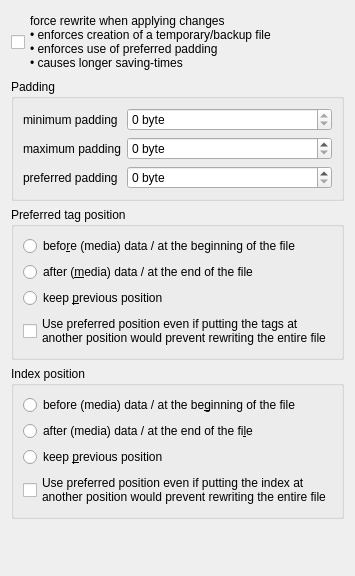
Martchus/tageditor, file gui/filelayout.ui: the form before one commit.
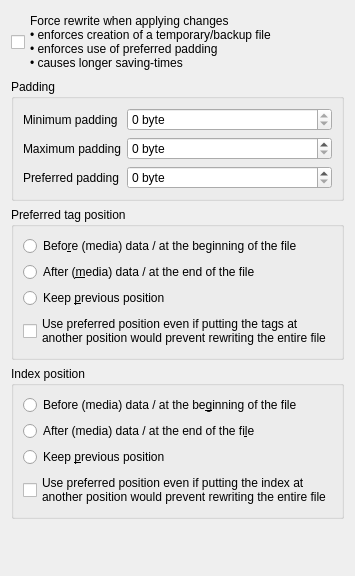
The form after the commit. Custom widgets are drawn as their Qt base class.

Commit message: Improve consistency of labels within settings

Diff of the .ui file:
```diff
--- a/gui/filelayout.ui
+++ b/gui/filelayout.ui
@@ -18,7 +18,7 @@
    <item>
     <widget class="QCheckBox" name="forceRewriteCheckBox">
      <property name="text">
-      <string>force rewrite when applying changes
+      <string>Force rewrite when applying changes
 • enforces creation of a temporary/backup file
 • enforces use of preferred padding
 • causes longer saving-times</string>
@@ -51,7 +51,7 @@
            <item row="0" column="0">
             <widget class="QLabel" name="minPaddingLabel">
              <property name="text">
-              <string>minimum padding</string>
+              <string>Minimum padding</string>
              </property>
             </widget>
            </item>
@@ -74,7 +74,7 @@
            <item row="1" column="0">
             <widget class="QLabel" name="maxPaddingLabel">
              <property name="text">
-              <string>maximum padding</string>
+              <string>Maximum padding</string>
              </property>
             </widget>
            </item>
@@ -103,7 +103,7 @@
            <item row="2" column="0">
             <widget class="QLabel" name="preferredPaddingLabel">
              <property name="text">
-              <string>preferred padding</string>
+              <string>Preferred padding</string>
              </property>
             </widget>
            </item>
@@ -143,21 +143,21 @@
          <item>
           <widget class="QRadioButton" name="tagPosBeforeDataRadioButton">
            <property name="text">
-            <string>befo&amp;re (media) data / at the beginning of the file</string>
+            <string>Befo&amp;re (media) data / at the beginning of the file</string>
            </property>
           </widget>
          </item>
          <item>
           <widget class="QRadioButton" name="tagPosAfterDataRadioButton">
            <property name="text">
-            <string>after (&amp;media) data / at the end of the file</string>
+            <string>After (&amp;media) data / at the end of the file</string>
            </property>
           </widget>
          </item>
          <item>
           <widget class="QRadioButton" name="tagPosKeepRadioButton">
            <property name="text">
-            <string>keep &amp;previous position</string>
+            <string>Keep &amp;previous position</string>
            </property>
           </widget>
          </item>
@@ -184,21 +184,21 @@
       <item>
        <widget class="QRadioButton" name="indexPosBeforeDataRadioButton">
         <property name="text">
-         <string>before (media) data / at the be&amp;ginning of the file</string>
+         <string>Before (media) data / at the be&amp;ginning of the file</string>
         </property>
        </widget>
       </item>
       <item>
        <widget class="QRadioButton" name="indexPosAfterDataRadioButton">
         <property name="text">
-         <string>after (media) data / at the end of the fi&amp;le</string>
+         <string>After (media) data / at the end of the fi&amp;le</string>
         </property>
        </widget>
       </item>
       <item>
        <widget class="QRadioButton" name="indexPosKeepRadioButton">
         <property name="text">
-         <string>keep &amp;previous position</string>
+         <string>Keep &amp;previous position</string>
         </property>
        </widget>
       </item>
```
The commit also changes 1 other file.
